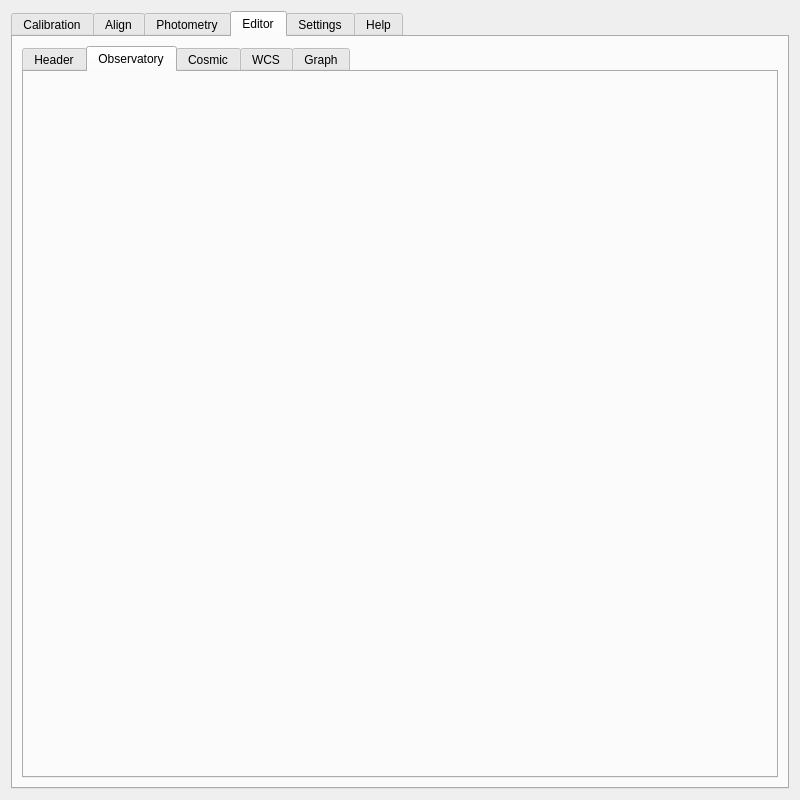
This is myraf.ui in yucelkilic/myrafproject as Qt 5 draws it before an edit. The edited form follows.
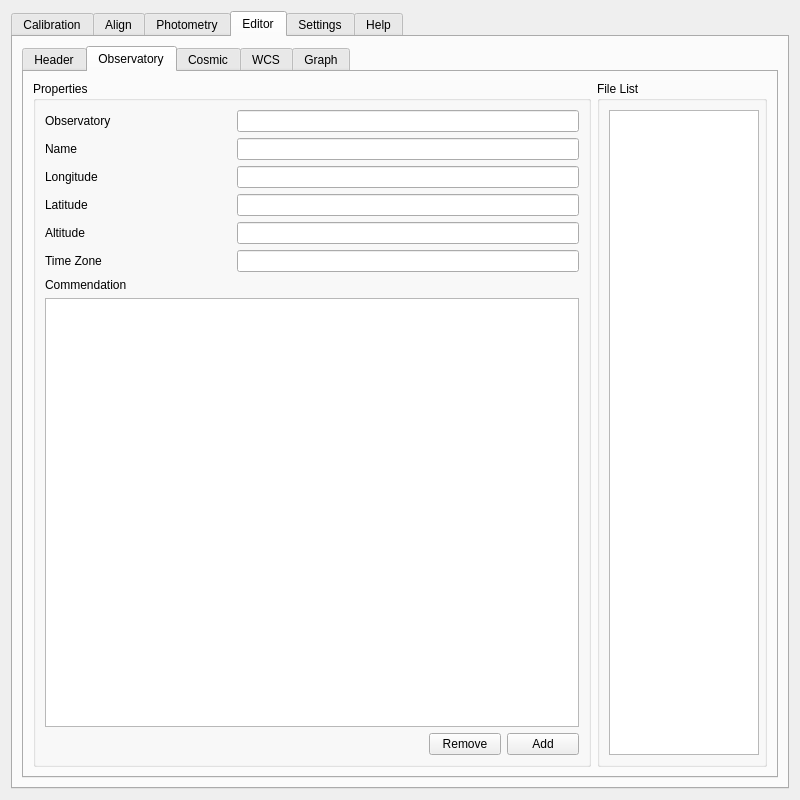
This is the edited form. The open tabs and pages were chosen to show the change. Icons and pictures are not drawn.

Diff of the .ui file:
```diff
--- a/myraf.ui
+++ b/myraf.ui
@@ -824,6 +824,178 @@
           <attribute name="title">
            <string>Observatory</string>
           </attribute>
+          <layout class="QGridLayout" name="gridLayout_47">
+           <item row="0" column="0">
+            <widget class="QGroupBox" name="groupBox_12">
+             <property name="title">
+              <string>Properties</string>
+             </property>
+             <layout class="QGridLayout" name="gridLayout_46">
+              <item row="0" column="0">
+               <widget class="QLabel" name="label_20">
+                <property name="text">
+                 <string>Observatory</string>
+                </property>
+               </widget>
+              </item>
+              <item row="1" column="0">
+               <widget class="QLabel" name="label_21">
+                <property name="text">
+                 <string>Name</string>
+                </property>
+               </widget>
+              </item>
+              <item row="2" column="0">
+               <widget class="QLabel" name="label_22">
+                <property name="text">
+                 <string>Longitude</string>
+                </property>
+               </widget>
+              </item>
+              <item row="3" column="0">
+               <widget class="QLabel" name="label_23">
+                <property name="text">
+                 <string>Latitude</string>
+                </property>
+               </widget>
+              </item>
+              <item row="4" column="0">
+               <widget class="QLabel" name="label_24">
+                <property name="text">
+                 <string>Altitude</string>
+                </property>
+               </widget>
+              </item>
+              <item row="5" column="0">
+               <widget class="QLabel" name="label_26">
+                <property name="text">
+                 <string>Time Zone</string>
+                </property>
+               </widget>
+              </item>
+              <item row="6" column="0" colspan="4">
+               <widget class="QLabel" name="label_25">
+                <property name="text">
+                 <string>Commendation</string>
+                </property>
+               </widget>
+              </item>
+              <item row="7" column="0" colspan="4">
+               <widget class="QPlainTextEdit" name="plainTextEdit"/>
+              </item>
+              <item row="8" column="0" colspan="2">
+               <spacer name="horizontalSpacer_2">
+                <property name="orientation">
+                 <enum>Qt::Horizontal</enum>
+                </property>
+                <property name="sizeHint" stdset="0">
+                 <size>
+                  <width>377</width>
+                  <height>20</height>
+                 </size>
+                </property>
+               </spacer>
+              </item>
+              <item row="8" column="2">
+               <widget class="QPushButton" name="pushButton_29">
+                <property name="minimumSize">
+                 <size>
+                  <width>72</width>
+                  <height>0</height>
+                 </size>
+                </property>
+                <property name="maximumSize">
+                 <size>
+                  <width>72</width>
+                  <height>16777215</height>
+                 </size>
+                </property>
+                <property name="text">
+                 <string>Remove</string>
+                </property>
+               </widget>
+              </item>
+              <item row="8" column="3">
+               <widget class="QPushButton" name="pushButton_30">
+                <property name="minimumSize">
+                 <size>
+                  <width>72</width>
+                  <height>0</height>
+                 </size>
+                </property>
+                <property name="maximumSize">
+                 <size>
+                  <width>72</width>
+                  <height>16777215</height>
+                 </size>
+                </property>
+                <property name="text">
+                 <string>Add</string>
+                </property>
+               </widget>
+              </item>
+              <item row="5" column="1" colspan="3">
+               <widget class="QLineEdit" name="lineEdit_8"/>
+              </item>
+              <item row="4" column="1" colspan="3">
+               <widget class="QLineEdit" name="lineEdit_7"/>
+              </item>
+              <item row="3" column="1" colspan="3">
+               <widget class="QLineEdit" name="lineEdit_6"/>
+              </item>
+              <item row="2" column="1" colspan="3">
+               <widget class="QLineEdit" name="lineEdit_5"/>
+              </item>
+              <item row="1" column="1" colspan="3">
+               <widget class="QLineEdit" name="lineEdit_4"/>
+              </item>
+              <item row="0" column="1" colspan="3">
+               <widget class="QLineEdit" name="lineEdit_3"/>
+              </item>
+             </layout>
+            </widget>
+           </item>
+           <item row="0" column="1">
+            <widget class="QGroupBox" name="groupBox_11">
+             <property name="minimumSize">
+              <size>
+               <width>170</width>
+               <height>0</height>
+              </size>
+             </property>
+             <property name="maximumSize">
+              <size>
+               <width>170</width>
+               <height>16777215</height>
+              </size>
+             </property>
+             <property name="title">
+              <string>File List</string>
+             </property>
+             <layout class="QGridLayout" name="gridLayout_36">
+              <item row="0" column="0">
+               <widget class="QListWidget" name="listWidget_12">
+                <property name="minimumSize">
+                 <size>
+                  <width>150</width>
+                  <height>0</height>
+                 </size>
+                </property>
+                <property name="maximumSize">
+                 <size>
+                  <width>150</width>
+                  <height>16777215</height>
+                 </size>
+                </property>
+                <property name="selectionMode">
+                 <enum>QAbstractItemView::ExtendedSelection</enum>
+                </property>
+               </widget>
+              </item>
+             </layout>
+            </widget>
+           </item>
+          </layout>
          </widget>
          <widget class="QWidget" name="tab_13">
           <attribute name="title">
```
Left out of the diff: 12 changed lines with no effect on the pictures.
